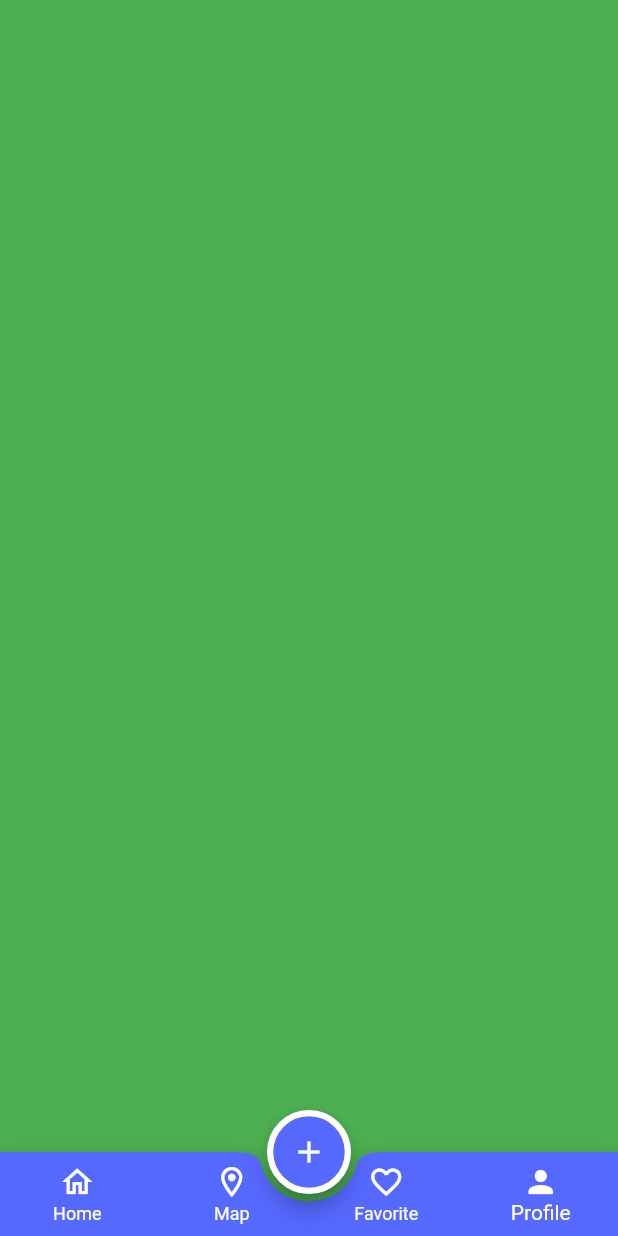
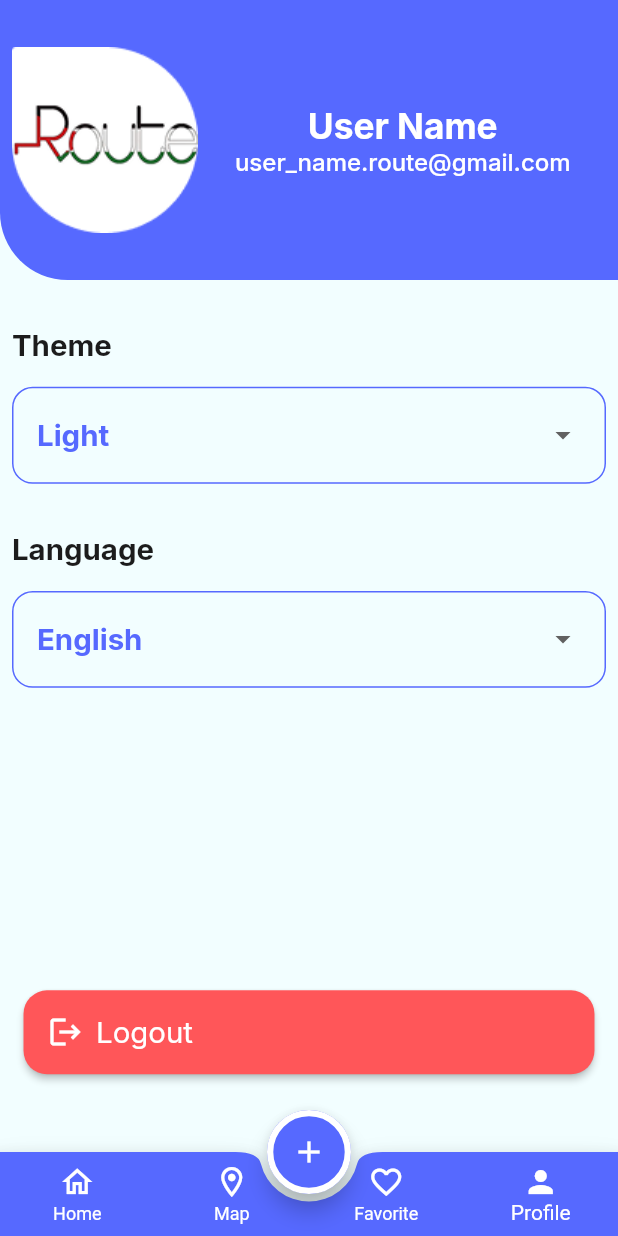
Before and after one commit to zahraa-sayed/Eventely-_app, a Flutter app: the screen it shows after launch, item 4 of the bottom bar chosen, on a phone screen of 412 x 824 dp. Run offline on Flutter 3.47's test engine with Material 3 defaults, Android fonts, the phone set to English and light mode, and no system bars; our stand-ins replace flutter_screenutil, google_fonts.

Commit message:
finished profile Tab

```diff
--- a/lib/config/theme/theme_manager.dart
+++ b/lib/config/theme/theme_manager.dart
@@ -102,6 +102,16 @@ class ThemeManager {
         fontWeight: FontWeight.w500,
         color: ColorsManager.black,
       ),
+      labelMedium: GoogleFonts.inter(
+        fontSize: 20.sp,
+        fontWeight: FontWeight.bold,
+        color: ColorsManager.black,
+      ),
+      displayMedium: GoogleFonts.inter(
+        fontSize: 20.sp,
+        fontWeight: FontWeight.bold,
+        color: ColorsManager.blue,
+      ),
     ),
   );
   static final ThemeData dark = ThemeData();
--- a/lib/core/assets_manager/assets_manager.dart
+++ b/lib/core/assets_manager/assets_manager.dart
@@ -8,5 +8,6 @@ abstract class ImageAssets {
   static const String holiday = "$base/holiday.png";
   static const String sport = "$base/sport.png";
   static const String workShop = "$base/workShop.png";
+  static const String routeProfile = "$base/profile_route-1.png";
 
 }
--- /dev/null
+++ b/lib/features/main_layout/tabs/porfile/drop_down_item.dart
@@ -0,0 +1,55 @@
+import 'package:flutter/material.dart';
+import 'package:flutter_screenutil/flutter_screenutil.dart';
+
+import '../../../../core/resources/colors_manager.dart';
+
+class DropDownItem extends StatelessWidget {
+  const DropDownItem({
+    super.key,
+    required this.label,
+    required this.menuItems,
+    required this.selectedItem,
+  });
+
+  final String label;
+  final List<String> menuItems;
+  final String selectedItem;
+
+  @override
+  Widget build(BuildContext context) {
+    return Padding(
+      padding: const EdgeInsets.all(8.0),
+      child: Column(
+        crossAxisAlignment: CrossAxisAlignment.start,
+        children: [
+          Text(label, style: Theme.of(context).textTheme.labelMedium),
+          SizedBox(height: 16.h),
+          Container(
+            height: 66.h,
+            padding: REdgeInsets.all(16),
+            decoration: BoxDecoration(
+              borderRadius: BorderRadius.circular(14.r),
+              border: Border.all(color: ColorsManager.blue, width: 1),
+            ),
+            child: Row(
+              children: [
+                Text(selectedItem, style: Theme.of(context).textTheme.displayMedium),
+                Spacer(),
+                DropdownButton<String>(
+                  underline: SizedBox(),
+                  items: menuItems.map((String value) {
+                    return DropdownMenuItem<String>(
+                      value: value,
+                      child: Text(value),
+                    );
+                  }).toList(),
+                  onChanged: (newTheme) {},
+                ),
+              ],
+            ),
+          ),
+        ],
+      ),
+    );
+  }
+}
--- a/lib/features/main_layout/tabs/porfile/profile_tab.dart
+++ b/lib/features/main_layout/tabs/porfile/profile_tab.dart
@@ -1,12 +1,100 @@
+import 'package:evently_app/core/assets_manager/assets_manager.dart';
+import 'package:evently_app/core/resources/colors_manager.dart';
+import 'package:evently_app/features/main_layout/tabs/porfile/drop_down_item.dart';
 import 'package:flutter/material.dart';
+import 'package:flutter_screenutil/flutter_screenutil.dart';
+import 'package:google_fonts/google_fonts.dart';
 
 class ProfileTab extends StatelessWidget {
   const ProfileTab({super.key});
 
   @override
   Widget build(BuildContext context) {
-    return Container(
-      color: Colors.green,
+    return Column(
+      crossAxisAlignment: CrossAxisAlignment.start,
+      children: [
+        Container(
+          width: double.infinity,
+          decoration: BoxDecoration(
+            color: ColorsManager.blue,
+            borderRadius: BorderRadius.only(bottomLeft: Radius.circular(46.r)),
+          ),
+          child: Padding(
+            padding: REdgeInsets.symmetric(horizontal: 8.0, vertical: 32.0),
+            child: Row(
+              mainAxisAlignment: MainAxisAlignment.start,
+              children: [
+                Image.asset(ImageAssets.routeProfile),
+                SizedBox(width: 16.w),
+                Padding(
+                  padding: const EdgeInsets.all(8.0),
+                  child: Column(
+                    mainAxisAlignment: MainAxisAlignment.center,
+                    children: [
+                      Text(
+                        "User Name",
+                        style: GoogleFonts.inter(
+                          color: ColorsManager.white,
+                          fontSize: 24.sp,
+                          fontWeight: FontWeight.bold,
+                        ),
+                      ),
+                      Text(
+                        "user_name.route@gmail.com",
+                        style: GoogleFonts.inter(
+                          color: ColorsManager.white,
+                          fontSize: 16,
+                          fontWeight: FontWeight.w500,
+                        ),
+                      ),
+                    ],
+                  ),
+                ),
+              ],
+            ),
+          ),
+        ),
+        SizedBox(height: 24.h),
+        DropDownItem(
+          label: "Theme",
+          menuItems: ["Light", "Dark"],
+          selectedItem: "Light",
+        ),
+        SizedBox(height: 16.h),
+        DropDownItem(
+          label: "Language",
+          menuItems: ["English", "عربي"],
+          selectedItem: "English",
+        ),
+        Spacer(flex: 6,),
+        Container(
+          margin: REdgeInsets.symmetric(horizontal: 16, vertical: 110),
+          child: ElevatedButton(
+            style: ElevatedButton.styleFrom(
+              backgroundColor: ColorsManager.red,
+              foregroundColor: ColorsManager.white,
+              padding: EdgeInsets.all(16.0),
+              textStyle: GoogleFonts.inter(
+                color: ColorsManager.white,
+                fontSize: 20.sp,
+                fontWeight: FontWeight.w400,
+              ),
+              shape: RoundedRectangleBorder(
+                borderRadius: BorderRadius.circular(16.r),
+              )
+            ),
+            onPressed: () {},
+            child: Row(
+              children: [
+                Icon(Icons.logout),
+                SizedBox(width: 8.w,),
+                Text("Logout"),
+              ],
+            ),
+          ),
+        ),
+        //Spacer(flex: 4,)
+      ],
     );
   }
 }
```
Also changed, not shown: assets/images/0.2x/profile_route@2x.png (added), assets/images/profile_route-1.png (added), assets/images/profile_route.png (added).
